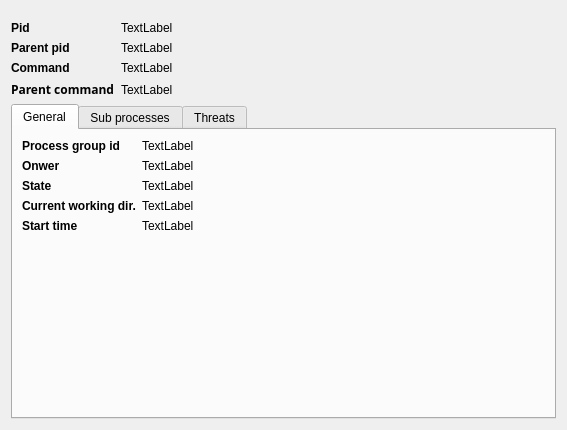
The window that src/ui/procinfodialog.ui (iddekingej/procgui) describes before a commit, drawn with Qt 5.
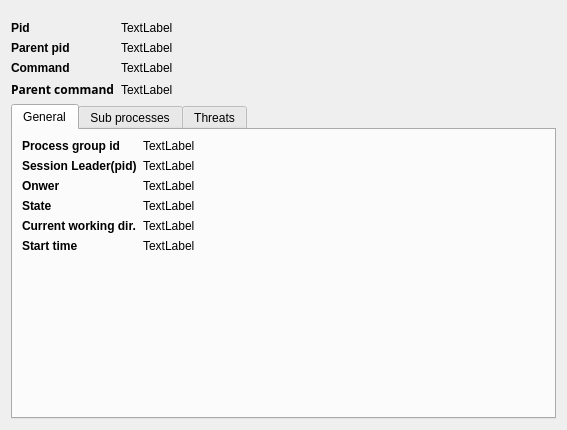
The same window after the commit.

What changed in the file:
```diff
--- a/src/ui/procinfodialog.ui
+++ b/src/ui/procinfodialog.ui
@@ -127,7 +127,27 @@
            </property>
           </widget>
          </item>
+         <item row="0" column="1">
+          <widget class="QLabel" name="processGroupId_label">
+           <property name="text">
+            <string>TextLabel</string>
+           </property>
+          </widget>
+         </item>
          <item row="1" column="0">
+          <widget class="QLabel" name="label_10">
+           <property name="font">
+            <font>
+             <weight>75</weight>
+             <bold>true</bold>
+            </font>
+           </property>
+           <property name="text">
+            <string>Session Leader(pid)</string>
+           </property>
+          </widget>
+         </item>
+         <item row="2" column="0">
           <widget class="QLabel" name="label_5">
            <property name="font">
             <font>
@@ -140,14 +160,14 @@
            </property>
           </widget>
          </item>
-         <item row="1" column="1">
+         <item row="2" column="1">
           <widget class="QLabel" name="owner_label">
            <property name="text">
             <string>TextLabel</string>
            </property>
           </widget>
          </item>
-         <item row="2" column="0">
+         <item row="3" column="0">
           <widget class="QLabel" name="label_7">
            <property name="font">
             <font>
@@ -160,14 +180,14 @@
            </property>
           </widget>
          </item>
-         <item row="2" column="1">
+         <item row="3" column="1">
           <widget class="QLabel" name="state_label">
            <property name="text">
             <string>TextLabel</string>
            </property>
           </widget>
          </item>
-         <item row="3" column="0">
+         <item row="4" column="0">
           <widget class="QLabel" name="label_6">
            <property name="font">
             <font>
@@ -180,14 +200,14 @@
            </property>
           </widget>
          </item>
-         <item row="3" column="1">
+         <item row="4" column="1">
           <widget class="QLabel" name="cwd_label">
            <property name="text">
             <string>TextLabel</string>
            </property>
           </widget>
          </item>
-         <item row="4" column="0">
+         <item row="5" column="0">
           <widget class="QLabel" name="label_8">
            <property name="font">
             <font>
@@ -200,15 +220,15 @@
            </property>
           </widget>
          </item>
-         <item row="4" column="1">
+         <item row="5" column="1">
           <widget class="QLabel" name="startTime_label">
            <property name="text">
             <string>TextLabel</string>
            </property>
           </widget>
          </item>
-         <item row="0" column="1">
-          <widget class="QLabel" name="processGroupId_label">
+         <item row="1" column="1">
+          <widget class="QLabel" name="sessionPId_label">
            <property name="text">
             <string>TextLabel</string>
            </property>
```
